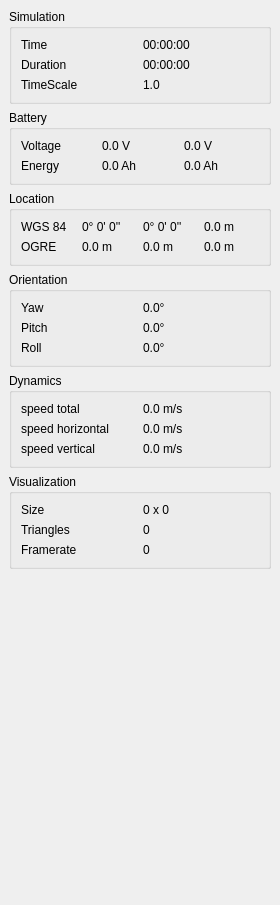
Qt form simulator/statuswidget.ui (wpfhtl/octocopter) before a commit.
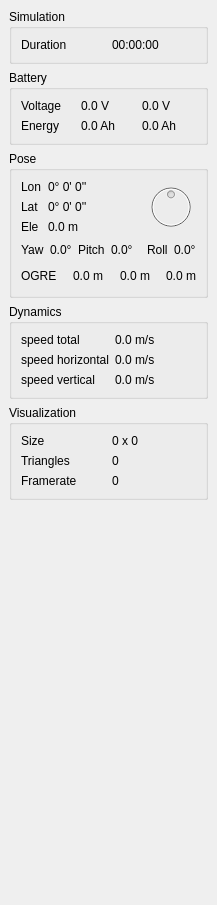
The same form after that commit.

The edit to the form file:
```diff
--- a/simulator/statuswidget.ui
+++ b/simulator/statuswidget.ui
@@ -6,7 +6,7 @@
    <rect>
     <x>0</x>
     <y>0</y>
-    <width>280</width>
+    <width>217</width>
     <height>905</height>
    </rect>
   </property>
@@ -14,7 +14,7 @@
    <string>Status</string>
   </property>
   <widget class="QWidget" name="dockWidgetContents">
-   <layout class="QVBoxLayout" name="verticalLayout">
+   <layout class="QVBoxLayout" name="verticalLayout_2">
     <item>
      <widget class="QGroupBox" name="groupBox_5">
       <property name="title">
@@ -22,50 +22,19 @@
       </property>
       <layout class="QGridLayout" name="gridLayout_5">
        <item row="0" column="0">
-        <widget class="QLabel" name="label_11">
-         <property name="text">
-          <string>Time</string>
-         </property>
-        </widget>
-       </item>
-       <item row="0" column="1">
-        <widget class="QLabel" name="mLabelTime">
-         <property name="text">
-          <string>00:00:00</string>
-         </property>
-        </widget>
-       </item>
-       <item row="1" column="0">
         <widget class="QLabel" name="label_12">
          <property name="text">
           <string>Duration</string>
          </property>
         </widget>
        </item>
-       <item row="1" column="1">
+       <item row="0" column="1">
         <widget class="QLabel" name="mLabelDuration">
          <property name="text">
           <string>00:00:00</string>
          </property>
         </widget>
        </item>
-       <item row="2" column="0">
-        <widget class="QLabel" name="label_13">
-         <property name="text">
-          <string>TimeScale</string>
-         </property>
-        </widget>
-       </item>
-       <item row="2" column="1">
-        <widget class="QLabel" name="mLabelTimeScale">
-         <property name="text">
-          <string>1.0</string>
-         </property>
-         <property name="alignment">
-          <set>Qt::AlignLeading|Qt::AlignLeft|Qt::AlignVCenter</set>
-         </property>
-        </widget>
-       </item>
       </layout>
      </widget>
     </item>
@@ -121,15 +90,19 @@
      </widget>
     </item>
     <item>
-     <widget class="QGroupBox" name="groupBox_2">
+     <widget class="QGroupBox" name="groupBox_4">
       <property name="title">
-       <string>Location</string>
+       <string>Pose</string>
       </property>
+      <layout class="QVBoxLayout" name="verticalLayout">
+       <item>
+        <layout class="QHBoxLayout" name="horizontalLayout_3">
+         <item>
       <layout class="QGridLayout" name="gridLayout_2">
        <item row="0" column="0">
         <widget class="QLabel" name="label_3">
          <property name="text">
-          <string>WGS 84</string>
+              <string>Lon</string>
          </property>
         </widget>
        </item>
@@ -140,93 +113,173 @@
          </property>
         </widget>
        </item>
-       <item row="0" column="2">
+           <item row="1" column="0">
+            <widget class="QLabel" name="label_11">
+             <property name="text">
+              <string>Lat</string>
+             </property>
+            </widget>
+           </item>
+           <item row="1" column="1">
         <widget class="QLabel" name="mLabelPoseWgs84Latitude">
          <property name="text">
           <string>0° 0' 0''</string>
          </property>
         </widget>
        </item>
-       <item row="0" column="3">
+           <item row="2" column="0">
+            <widget class="QLabel" name="label_13">
+             <property name="text">
+              <string>Ele</string>
+             </property>
+            </widget>
+           </item>
+           <item row="2" column="1">
         <widget class="QLabel" name="mLabelPoseWgs84Elevation">
          <property name="text">
           <string>0.0 m</string>
          </property>
         </widget>
        </item>
-       <item row="1" column="0">
-        <widget class="QLabel" name="label_4">
-         <property name="text">
-          <string>OGRE</string>
-         </property>
-        </widget>
-       </item>
-       <item row="1" column="1">
-        <widget class="QLabel" name="mLabelPoseOgreX">
-         <property name="text">
-          <string>0.0 m</string>
-         </property>
-        </widget>
-       </item>
-       <item row="1" column="2">
-        <widget class="QLabel" name="mLabelPoseOgreY">
-         <property name="text">
-          <string>0.0 m</string>
-         </property>
-        </widget>
-       </item>
-       <item row="1" column="3">
-        <widget class="QLabel" name="mLabelPoseOgreZ">
-         <property name="text">
-          <string>0.0 m</string>
-         </property>
+          </layout>
+         </item>
+         <item>
+          <spacer name="horizontalSpacer">
+           <property name="orientation">
+            <enum>Qt::Horizontal</enum>
+           </property>
+           <property name="sizeHint" stdset="0">
+            <size>
+             <width>40</width>
+             <height>20</height>
+            </size>
+           </property>
+          </spacer>
+         </item>
+         <item>
+          <widget class="QDial" name="mCompass">
+           <property name="enabled">
+            <bool>false</bool>
+           </property>
+           <property name="sizePolicy">
+            <sizepolicy hsizetype="Preferred" vsizetype="Maximum">
+             <horstretch>0</horstretch>
+             <verstretch>0</verstretch>
+            </sizepolicy>
+           </property>
+           <property name="minimumSize">
+            <size>
+             <width>0</width>
+             <height>0</height>
+            </size>
+           </property>
+           <property name="maximumSize">
+            <size>
+             <width>50</width>
+             <height>50</height>
+            </size>
+           </property>
+           <property name="minimum">
+            <number>0</number>
+           </property>
+           <property name="maximum">
+            <number>360</number>
+           </property>
+           <property name="pageStep">
+            <number>1</number>
+           </property>
+           <property name="value">
+            <number>180</number>
+           </property>
+           <property name="tracking">
+            <bool>false</bool>
+           </property>
+           <property name="orientation">
+            <enum>Qt::Vertical</enum>
+           </property>
+           <property name="invertedAppearance">
+            <bool>true</bool>
+           </property>
+           <property name="invertedControls">
+            <bool>false</bool>
+           </property>
+           <property name="wrapping">
+            <bool>true</bool>
+           </property>
+           <property name="notchTarget">
+            <double>1.000000000000000</double>
+           </property>
+           <property name="notchesVisible">
+            <bool>false</bool>
+           </property>
         </widget>
        </item>
       </layout>
-     </widget>
     </item>
     <item>
-     <widget class="QGroupBox" name="groupBox_4">
-      <property name="title">
-       <string>Orientation</string>
-      </property>
-      <layout class="QGridLayout" name="gridLayout_4">
-       <item row="0" column="0">
+        <layout class="QHBoxLayout" name="horizontalLayout">
+         <item>
         <widget class="QLabel" name="label_7">
          <property name="text">
           <string>Yaw</string>
          </property>
         </widget>
        </item>
-       <item row="0" column="1">
+         <item>
         <widget class="QLabel" name="mLabelYaw">
          <property name="text">
           <string>0.0°</string>
          </property>
         </widget>
        </item>
-       <item row="1" column="0">
+         <item>
+          <spacer name="horizontalSpacer_2">
+           <property name="orientation">
+            <enum>Qt::Horizontal</enum>
+           </property>
+           <property name="sizeHint" stdset="0">
+            <size>
+             <width>18</width>
+             <height>20</height>
+            </size>
+           </property>
+          </spacer>
+         </item>
+         <item>
         <widget class="QLabel" name="label_8">
          <property name="text">
           <string>Pitch</string>
          </property>
         </widget>
        </item>
-       <item row="1" column="1">
+         <item>
         <widget class="QLabel" name="mLabelPitch">
          <property name="text">
           <string>0.0°</string>
          </property>
         </widget>
        </item>
-       <item row="2" column="0">
+         <item>
+          <spacer name="horizontalSpacer_3">
+           <property name="orientation">
+            <enum>Qt::Horizontal</enum>
+           </property>
+           <property name="sizeHint" stdset="0">
+            <size>
+             <width>40</width>
+             <height>20</height>
+            </size>
+           </property>
+          </spacer>
+         </item>
+         <item>
         <widget class="QLabel" name="label_10">
          <property name="text">
           <string>Roll</string>
          </property>
         </widget>
        </item>
-       <item row="2" column="1">
+         <item>
         <widget class="QLabel" name="mLabelRoll">
          <property name="text">
           <string>0.0°</string>
@@ -234,6 +287,79 @@
         </widget>
        </item>
       </layout>
+       </item>
+       <item>
+        <layout class="QHBoxLayout" name="horizontalLayout_2">
+         <item>
+          <widget class="QLabel" name="label_4">
+           <property name="text">
+            <string>OGRE</string>
+           </property>
+          </widget>
+         </item>
+         <item>
+          <spacer name="horizontalSpacer_4">
+           <property name="orientation">
+            <enum>Qt::Horizontal</enum>
+           </property>
+           <property name="sizeHint" stdset="0">
+            <size>
+             <width>40</width>
+             <height>20</height>
+            </size>
+           </property>
+          </spacer>
+         </item>
+         <item>
+          <widget class="QLabel" name="mLabelPoseOgreX">
+           <property name="text">
+            <string>0.0 m</string>
+           </property>
+          </widget>
+         </item>
+         <item>
+          <spacer name="horizontalSpacer_5">
+           <property name="orientation">
+            <enum>Qt::Horizontal</enum>
+           </property>
+           <property name="sizeHint" stdset="0">
+            <size>
+             <width>40</width>
+             <height>20</height>
+            </size>
+           </property>
+          </spacer>
+         </item>
+         <item>
+          <widget class="QLabel" name="mLabelPoseOgreY">
+           <property name="text">
+            <string>0.0 m</string>
+           </property>
+          </widget>
+         </item>
+         <item>
+          <spacer name="horizontalSpacer_6">
+           <property name="orientation">
+            <enum>Qt::Horizontal</enum>
+           </property>
+           <property name="sizeHint" stdset="0">
+            <size>
+             <width>40</width>
+             <height>20</height>
+            </size>
+           </property>
+          </spacer>
+         </item>
+         <item>
+          <widget class="QLabel" name="mLabelPoseOgreZ">
+           <property name="text">
+            <string>0.0 m</string>
+           </property>
+          </widget>
+         </item>
+        </layout>
+       </item>
+      </layout>
      </widget>
     </item>
     <item>
```
Left out of the diff: 28 changed lines with no effect on the pictures. Lines whose indentation alone changed are shown as unchanged.
